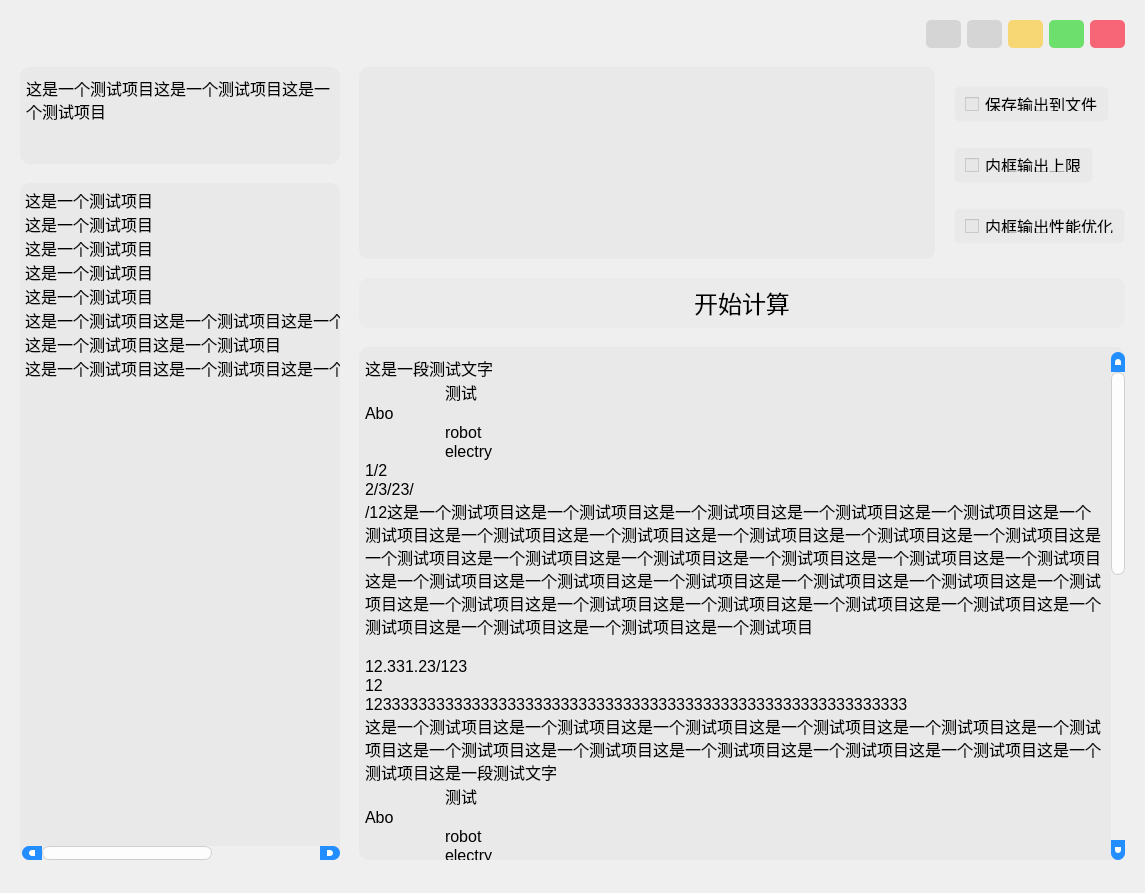
Old version of the form src/builtin_modules/ui/main_win.ui in the repository HowieHz/hpyculator.
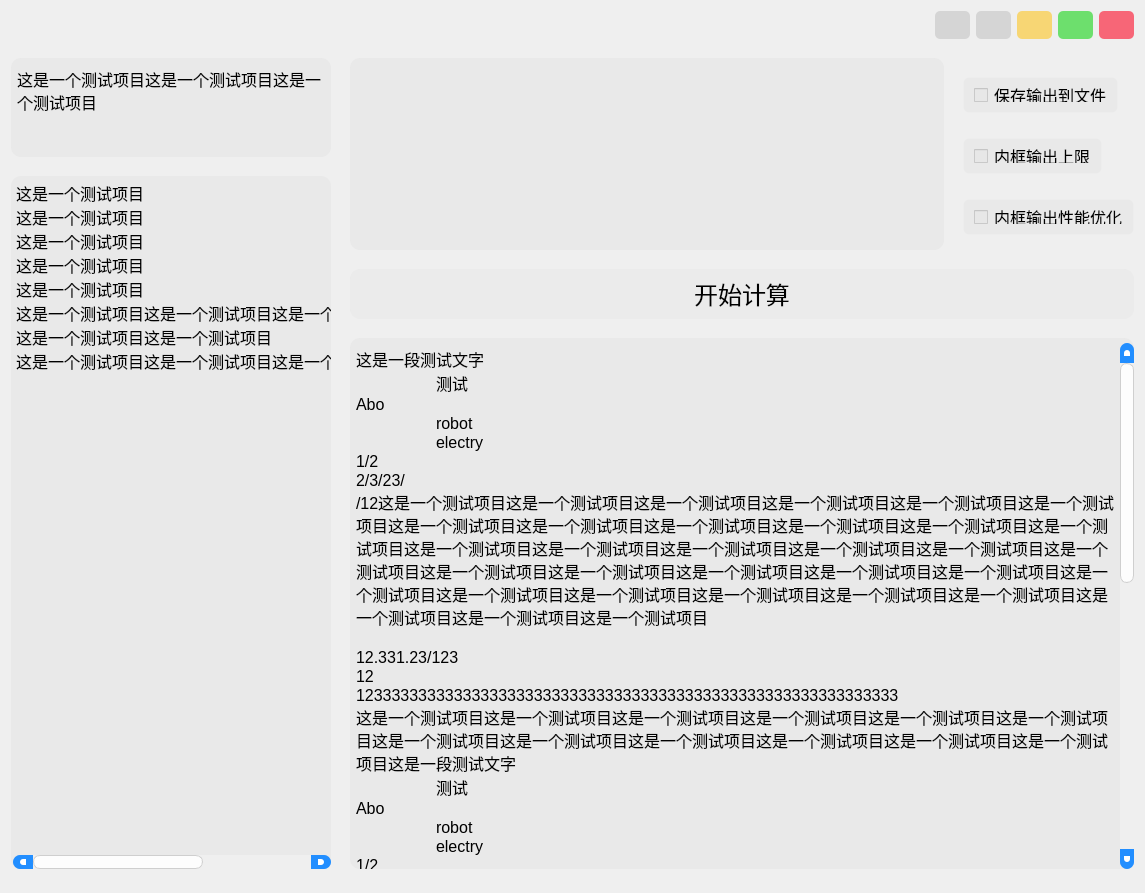
New version of the form. Icons and pictures are not drawn.

Diff of the .ui file:
```diff
--- a/src/builtin_modules/ui/main_win.ui
+++ b/src/builtin_modules/ui/main_win.ui
@@ -266,13 +266,6 @@
   </property>
   <layout class="QGridLayout" name="gridLayout">
    <item row="0" column="0">
-    <widget class="QWidget" name="central_widget">
-     <property name="minimumSize">
-      <size>
-       <width>800</width>
-       <height>600</height>
-      </size>
-     </property>
      <layout class="QVBoxLayout" name="verticalLayout_4">
       <item>
        <layout class="QHBoxLayout" name="horizontalLayout">
@@ -934,7 +927,6 @@
        </spacer>
       </item>
      </layout>
-    </widget>
    </item>
   </layout>
  </widget>
```
Lines whose indentation alone changed are shown as unchanged.
